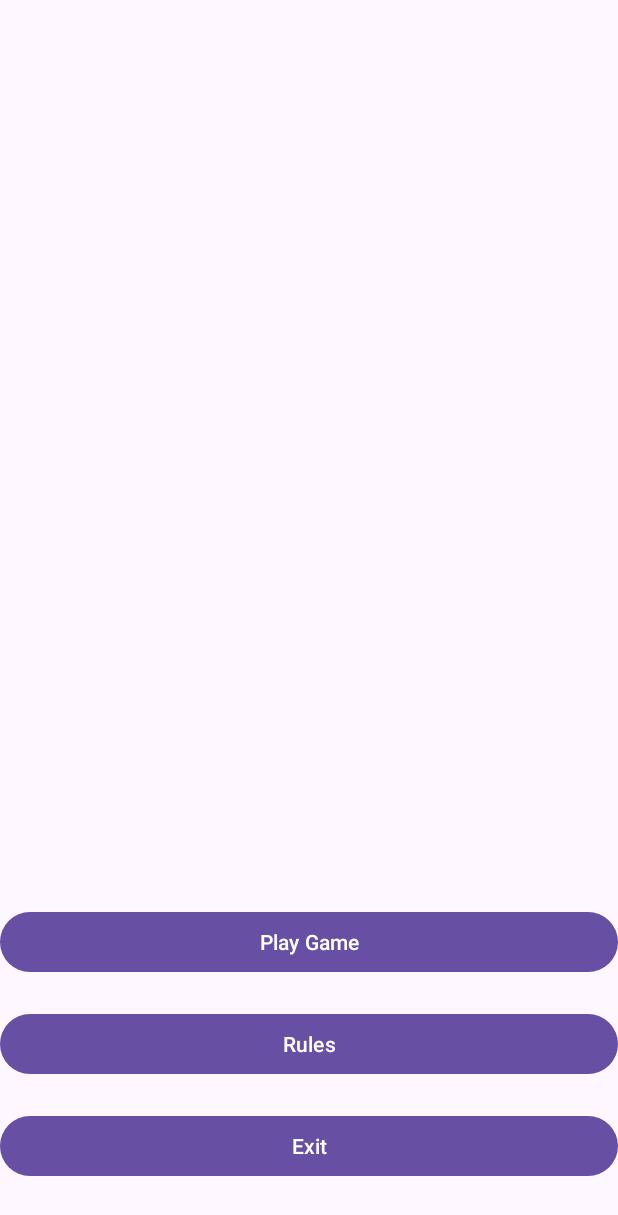
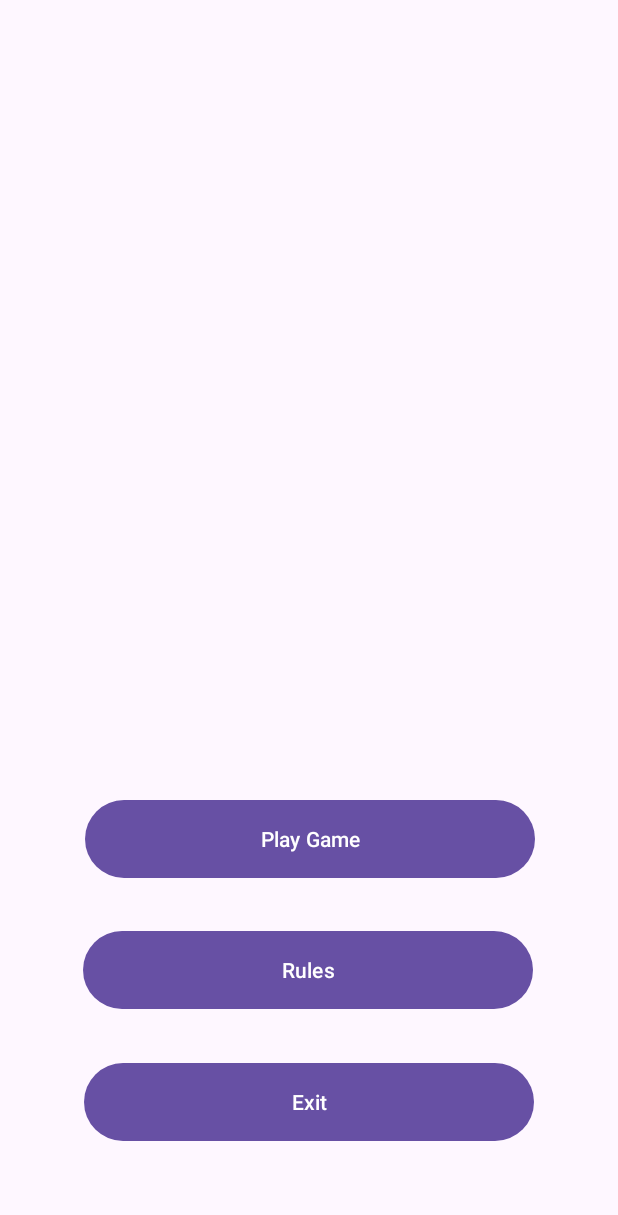
Before and after one commit to luk-ryan/big2, an Android app: the screen it shows after launch (MainActivity), on a phone screen of 412 x 824 dp. Shown: the top 1215 px of the screen. Run offline under Robolectric (Android 15) with nearby library versions, the phone set to English and light mode, and no system bars.

```diff
--- a/app/src/main/res/layout/activity_main.xml
+++ b/app/src/main/res/layout/activity_main.xml
@@ -9,29 +9,38 @@
 
     <Button
         android:id="@+id/btnPlayGame"
-        android:layout_width="fill_parent"
-        android:layout_height="wrap_content"
-        android:layout_marginBottom="20dp"
+        android:layout_width="300dp"
+        android:layout_height="60dp"
+        android:layout_marginBottom="24dp"
         android:text="@string/play_game"
-        app:layout_constraintBottom_toTopOf="@+id/btnRules"
+        app:layout_constraintBottom_toBottomOf="parent"
         app:layout_constraintEnd_toEndOf="parent"
-        app:layout_constraintStart_toStartOf="parent" />
+        app:layout_constraintHorizontal_bias="0.504"
+        app:layout_constraintStart_toStartOf="parent"
+        app:layout_constraintTop_toTopOf="parent"
+        app:layout_constraintVertical_bias="0.715" />
 
     <Button
         android:id="@+id/btnRules"
-        android:layout_width="fill_parent"
-        android:layout_height="wrap_content"
+        android:layout_width="300dp"
+        android:layout_height="60dp"
         android:layout_marginBottom="20dp"
         android:text="@string/rules"
-        app:layout_constraintBottom_toTopOf="@+id/btnExit"
-        app:layout_constraintStart_toStartOf="parent" />
+        app:layout_constraintBottom_toBottomOf="parent"
+        app:layout_constraintEnd_toEndOf="parent"
+        app:layout_constraintHorizontal_bias="0.495"
+        app:layout_constraintStart_toStartOf="parent"
+        app:layout_constraintTop_toTopOf="parent"
+        app:layout_constraintVertical_bias="0.829" />
 
     <Button
         android:id="@+id/btnExit"
-        android:layout_width="fill_parent"
-        android:layout_height="wrap_content"
-        android:layout_marginBottom="36dp"
+        android:layout_width="300dp"
+        android:layout_height="60dp"
         android:text="@string/exit"
         app:layout_constraintBottom_toBottomOf="parent"
-        app:layout_constraintStart_toStartOf="parent" />
+        app:layout_constraintEnd_toEndOf="parent"
+        app:layout_constraintStart_toStartOf="parent"
+        app:layout_constraintTop_toTopOf="parent"
+        app:layout_constraintVertical_bias="0.922" />
 </androidx.constraintlayout.widget.ConstraintLayout>
```
Also changed, not shown: app/src/main/java/com/example/big2/ui/activity/MainActivity.java (+2 -31 lines), app/src/main/java/com/example/big2/ui/activity/RulesActivity.java (+6 -10 lines), app/src/main/java/com/example/big2/ui/activity/SelectGameActivity.java (+6 -10 lines), app/src/main/res/layout/rules.xml (+13 -1 lines), app/src/main/res/layout/select_games.xml (+13 -1 lines).
